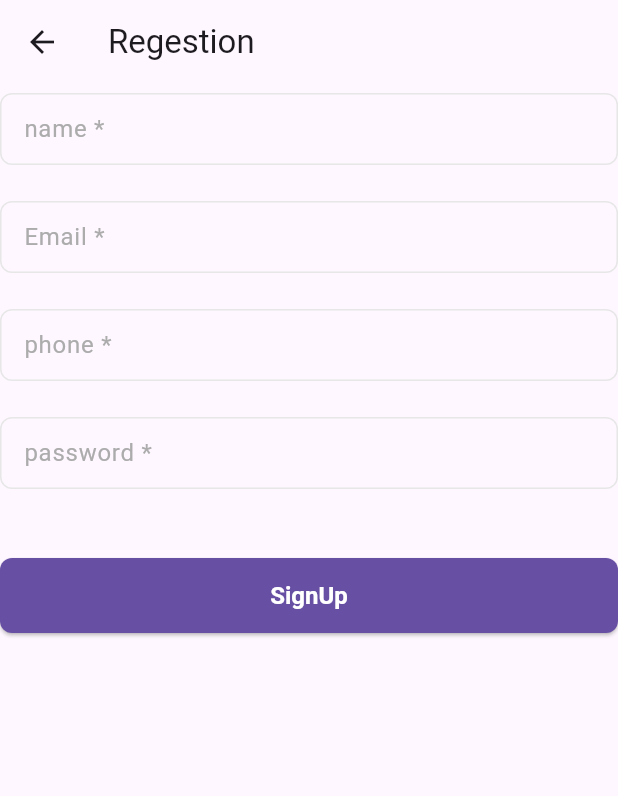
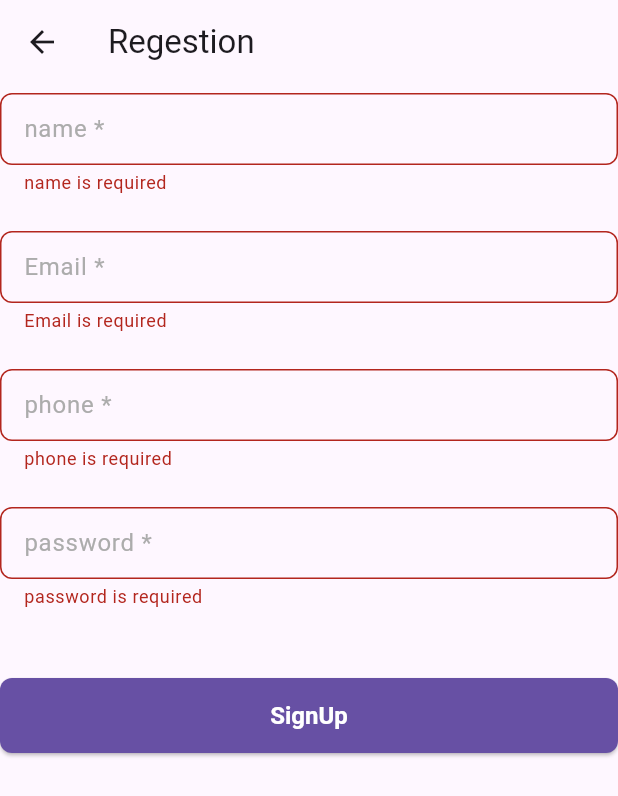
Before and after one commit to mdshakilhossain720/ApiTestProject, a Flutter app: the RegestionScreen screen opened directly, after a tap on "SignUp", on a phone screen of 412 x 824 dp. Shown: the top 796 px of the screen. Run offline on Flutter 3.47's test engine with Material 3 defaults, Android fonts, the phone set to English and light mode, and no system bars; our stand-ins replace dio, flutter_riverpod, flutter_svg, hive, hive_flutter, pinput and 2 more; missing offline and left inert: flutter_inappwebview; accounts and stored records are empty.

Commit message:
base servie auth

```diff
--- a/lib/services/auth_provider_base/auth_provider_base.dart
+++ b/lib/services/auth_provider_base/auth_provider_base.dart
@@ -1,3 +1,6 @@
+import 'dart:io';
+
+import 'package:apitest/models/auth_model/user.dart';
 import 'package:dio/dio.dart';
 
 import '../../models/auth_model/sign_up.dart';
@@ -5,6 +8,21 @@ import '../../models/auth_model/sign_up.dart';
 abstract class AuthProviderBase {
   Future<Response> login({ required String phone,required String password});
   Future<Response> register({required SignUpModel singUpInfo});
+  Future<Response> sendOTP({required String phone, required bool isForgot});
+  Future<Response> verifyOTP({required String phone, required String otp});
+
+   Future<Response> resetPassword({
+    required String password,
+    required String confirmPassword,
+    required String forgotPasswordToken,
+  });
+  Future<Response> changePassword({
+    required String oldPassword,
+    required String newPassword,
+    required String confirmNewPassword,
+  });
+  Future<Response> updateProfile({required User userInfo, required File? file});
+  Future<Response> logout();
 
 
 }
--- a/lib/views/auth/regestion.dart
+++ b/lib/views/auth/regestion.dart
@@ -1,7 +1,10 @@
 import 'package:apitest/compoment/custom_textfield.dart';
+import 'package:apitest/controller/auth_controller.dart';
 import 'package:flutter/material.dart';
+import 'package:flutter_riverpod/flutter_riverpod.dart';
 
 import '../../compoment/custom_button.dart';
+import '../../models/auth_model/sign_up.dart';
 
 class RegestionScreen extends StatelessWidget {
    RegestionScreen({super.key});
@@ -9,12 +12,15 @@ class RegestionScreen extends StatelessWidget {
   final emailController = TextEditingController();
   final phoneController = TextEditingController();
   final passController = TextEditingController();
+  final GlobalKey<FormState> _formKey = GlobalKey<FormState>();
 
   @override
   Widget build(BuildContext context) {
     return Scaffold(
       appBar: AppBar(title: const Text("Regestion")),
-      body: Column(
+      body: Form(
+        key: _formKey,
+        child: Column(
           children: [
              CustomTextField(
                   label: "name",
@@ -44,15 +50,37 @@ class RegestionScreen extends StatelessWidget {
                   controller: passController,
                 ),
                 SizedBox(height: 40,),
-              PrimaryButton(
+                Consumer(
+                  builder: (context, ref, child) {
+                    return PrimaryButton(
                       text: "SignUp",
                       onPressed: () {
-                 // Navigator.push(context, MaterialPageRoute(builder: (context) => LoginScreen()));
+                        if (_formKey.currentState!.validate()) {
+                          // calling api
+                          ref.read(authControllerProvider.notifier).singUp(
+                            singUpInfo: SignUpModel(
+                              name: nameController.text,
+                              email: emailController.text,
+                              phone: phoneController.text,
+                              password: passController.text,
+
+                            ),
+                          );
+                          print(emailController.text);
+
+
+
+
+                        }
+
                       },
+                    );
+                  }
                 ),
 
 
           ],
+        ),
       )
     );
   }
--- a/pubspec.yaml
+++ b/pubspec.yaml
@@ -45,6 +45,7 @@ dependencies:
   cached_network_image: ^3.4.1
   flutter_svg: ^2.1.0
   pinput: ^5.0.1
+  image_picker: ^1.1.2
 
 dev_dependencies:
   flutter_test:
```
Also changed, not shown: lib/config/app_constant.dart (+107 -4 lines), lib/services/auth_services/auth_services.dart (+79 -2 lines), pubspec.lock, 5 other files. Lines whose indentation alone changed are shown as unchanged.
